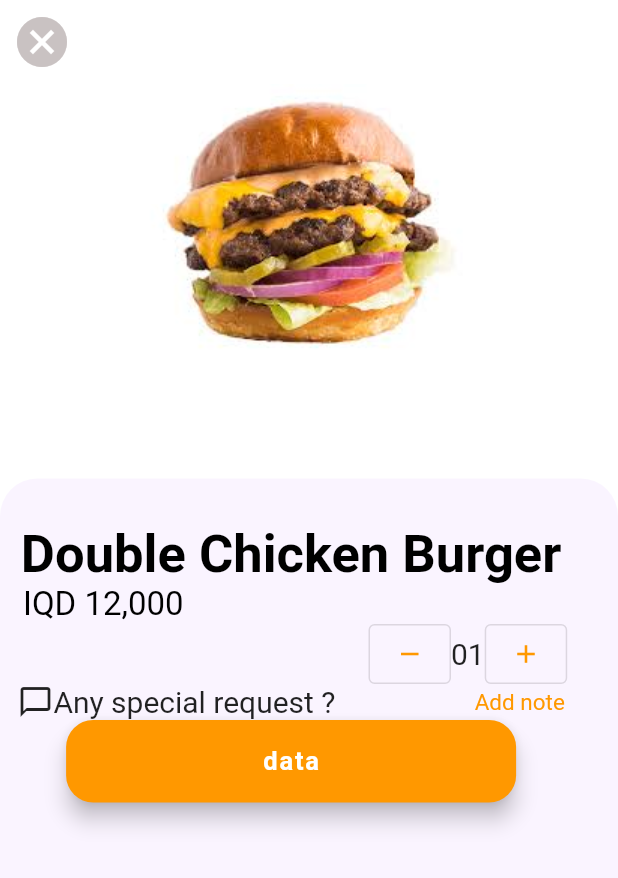
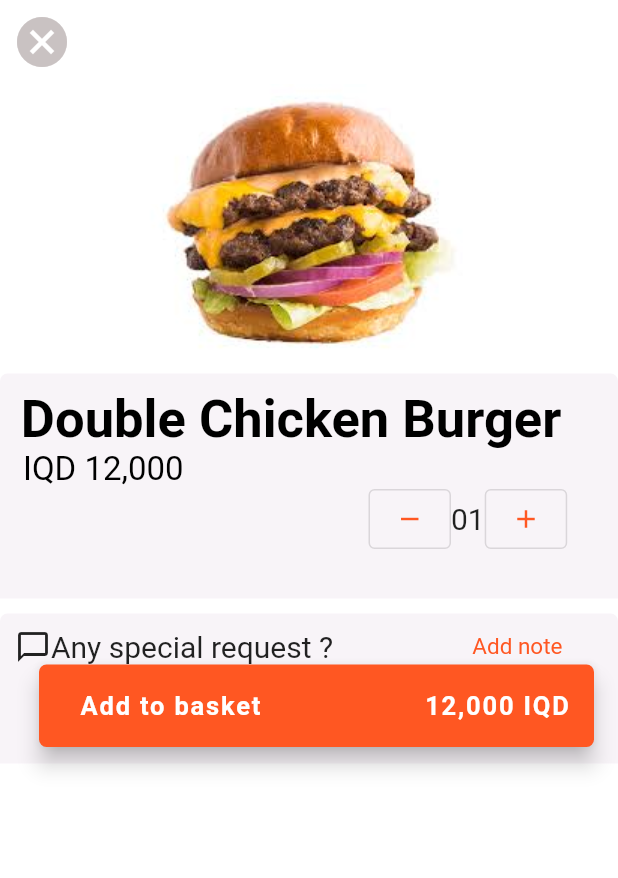
Before and after one commit to nezeek/flutter_talabat_app, a Flutter app: the screen it shows after launch, on a phone screen of 412 x 824 dp. Shown: the top 878 px of the screen. Run offline on Flutter 3.47's test engine with Material 2 defaults, Android fonts, the light colour scheme and no system bars.

Commit message:
Dlkhazcommitmngalakzahmatbtavabr:(

```diff
--- a/lib/Dlkhaz/DataScreen.dart
+++ b/lib/Dlkhaz/DataScreen.dart
@@ -19,20 +19,20 @@ body: Column(
   children: [
 
     Positioned(
-  top: 100,
+  top: 150,
 child: Image.asset("assets/im.jpg")
 
 ),
 Container(
-margin: EdgeInsets.only(top: 80,),
-padding: EdgeInsets.only(top:30,
+margin: EdgeInsets.only(top: 10,),
+padding: EdgeInsets.only(top:10,
 left: 10,
 
 ),
-height: 440,
-decoration: BoxDecoration(color: Color.fromARGB(244, 250, 244, 255),
-borderRadius: BorderRadius.only(topLeft: Radius.circular(25),
-topRight: Radius.circular(25),
+height: 150,
+decoration: BoxDecoration(color: Color.fromARGB(244, 248, 243, 248),
+borderRadius: BorderRadius.only(topLeft: Radius.circular(5),
+topRight: Radius.circular(5),
 ),
 ),
 child: Column(children: <Widget>[
@@ -65,13 +65,14 @@ SizedBox(
 child:OutlinedButton(
   onPressed: (){
   },
-  child: Icon(Icons.remove,size: 20,color: Colors.orange,)),
+  child: Icon(Icons.remove,size: 20,color: Colors.deepOrange,)),
 
 ),
 
 Row(
   children: <Widget>[
-    Text("01",style: TextStyle(fontSize: 20),)
+    Text("01",style: TextStyle(fontSize: 20),),
+
   ],
 ),
 Row(
@@ -79,18 +80,49 @@ Row(
   SizedBox(width: 55,height: 40,
   child:OutlinedButton(
   onPressed: (){},
-  child: Icon(Icons.add,size: 20,color: Colors.orange,)),),
+  child: Icon(Icons.add,size: 20,color: Colors.deepOrange,)),),
 
 ],),
 
 ],),
 
 
+],),
+
+      ],
+    ),
+
+    ],)
+
+  ],
+),
+
+],
+
+),
+
+]
+,),
+),
+Container(
+margin: EdgeInsets.only(top: 10,),
+padding: EdgeInsets.only(top:10,
+left: 10,),
+height: 100,
+decoration: BoxDecoration(color: Color.fromARGB(244, 248, 243, 248),
+borderRadius: BorderRadius.only(topLeft: Radius.circular(5),
+topRight: Radius.circular(5),
+),
+),
+child: Column(children: <Widget>[
+
+
 Row(children:<Widget> [
 Icon(Icons.chat_bubble_outline),
 Row(children: <Widget>[
  Text("Any special request ?",style: TextStyle(fontSize: 20),),
- Text("                         Add note",style: TextStyle(fontSize: 15,color: Colors.orange),)
+ Text("                         Add note",
+ style: TextStyle(fontSize: 15,color: Colors.deepOrange),)
 ],
 
 ),
@@ -99,42 +131,23 @@ Row(children: <Widget>[
 
 SizedBox(
 height: 55,
-width: 300,
+width: 370,
 child: FloatingActionButton(
+  backgroundColor: Colors.deepOrange,
+  shape: RoundedRectangleBorder(borderRadius: BorderRadius.circular(5),),
+  onPressed: (){},
+child: Text("  Add to basket                    12,000 IQD",
+style:TextStyle(fontSize: 17,fontWeight: FontWeight.bold,color: Colors.white),
 
-  backgroundColor: Colors.orange,
-  shape: RoundedRectangleBorder(borderRadius: BorderRadius.circular(18),),
-  onPressed: (){},
-child: Text("data".toString(),
-style:TextStyle(fontSize: 17,fontWeight: FontWeight.bold,color: Colors.white),),
+),
+),
 
 
 ),
 
-),
-],),
-
-      ],
-    ),
-
-    ],)
 
 
-
-
-
-  ],
-),
-
-
-
-
-],
-
-)
-
-]
-,),
+],),
 ),
   ],
 ),
```
